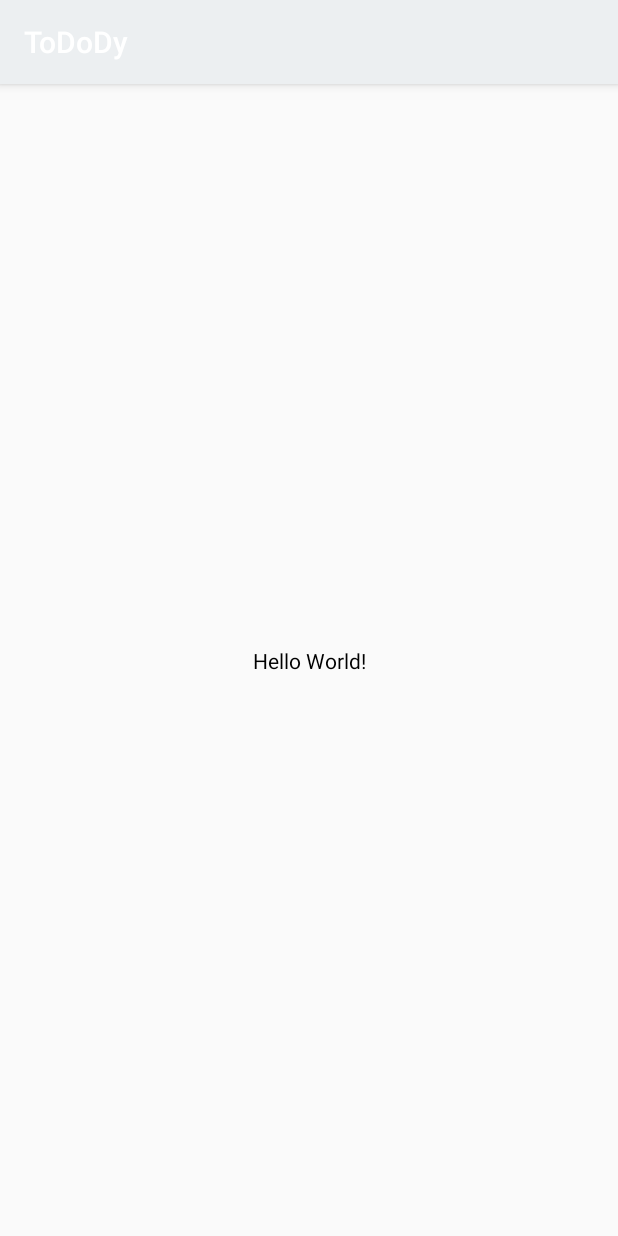
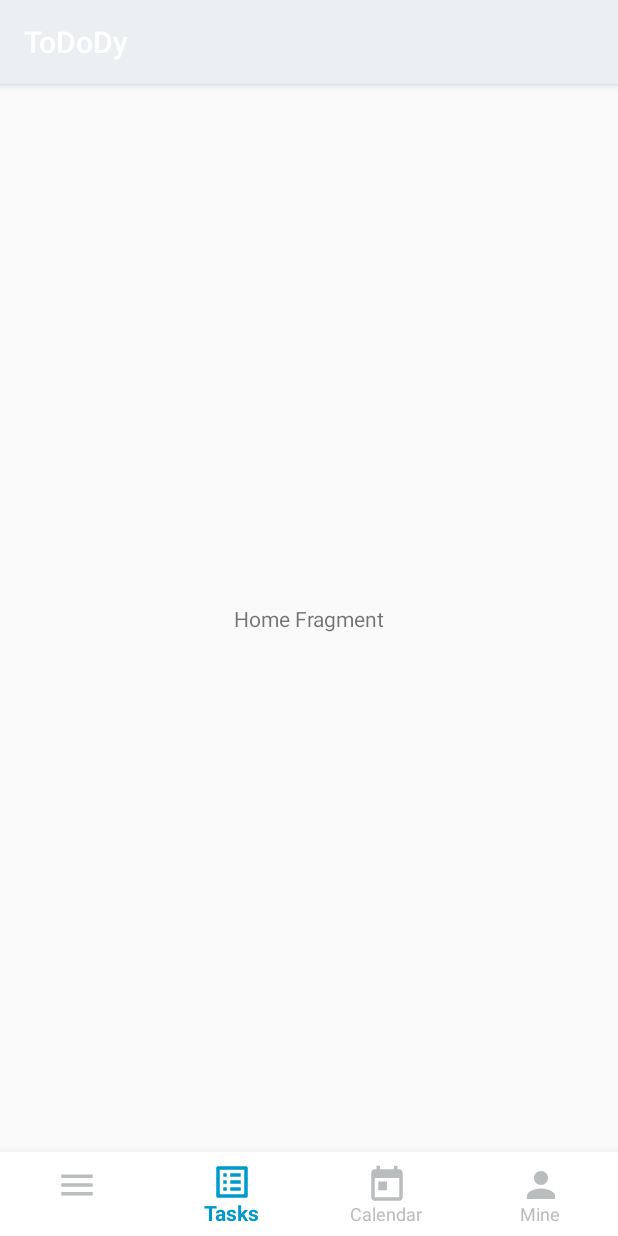
Before and after one commit to zaka7024/ToDoDy, an Android app: the screen it shows after launch (MainActivity), on a phone screen of 412 x 824 dp. Run offline under Robolectric (Android 15) with nearby library versions, the phone set to English and light mode, and no system bars; our stand-ins replace navigation-ui.

Commit message:
Add navigation bar.

```diff
--- a/app/src/main/java/com/zaka7024/todody/MainActivity.kt
+++ b/app/src/main/java/com/zaka7024/todody/MainActivity.kt
@@ -2,10 +2,28 @@ package com.zaka7024.todody
 
 import androidx.appcompat.app.AppCompatActivity
 import android.os.Bundle
+import android.view.MenuItem
+import androidx.navigation.NavController
+import androidx.navigation.findNavController
+import androidx.navigation.fragment.NavHostFragment
+import androidx.navigation.fragment.findNavController
+import androidx.navigation.ui.setupWithNavController
+import com.google.android.material.bottomnavigation.BottomNavigationView
 
-class MainActivity : AppCompatActivity() {
+class MainActivity : AppCompatActivity(){
+    private lateinit var navController: NavController
+
     override fun onCreate(savedInstanceState: Bundle?) {
         super.onCreate(savedInstanceState)
         setContentView(R.layout.activity_main)
+
+        val bottomNavigation = findViewById<BottomNavigationView>(R.id.bottom_navigation)
+        bottomNavigation.selectedItemId = R.id.taskFragment
+
+        val hostFragment = supportFragmentManager.findFragmentById(R.id.navHostFragment) as NavHostFragment
+        navController = hostFragment.findNavController()
+
+        //bottomNavigation.setOnNavigationItemSelectedListener(this)
+        bottomNavigation.setupWithNavController(navController)
     }
 }
--- /dev/null
+++ b/app/src/main/java/com/zaka7024/todody/ui/home/TaskFragment.kt
@@ -0,0 +1,16 @@
+package com.zaka7024.todody.ui.home
+
+import android.os.Bundle
+import android.view.View
+import androidx.fragment.app.Fragment
+import com.zaka7024.todody.R
+import com.zaka7024.todody.databinding.FragmentTaskBinding
+
+class TaskFragment : Fragment(R.layout.fragment_task) {
+    override fun onViewCreated(view: View, savedInstanceState: Bundle?) {
+        super.onViewCreated(view, savedInstanceState)
+
+        val binding = FragmentTaskBinding.bind(view)
+        binding.textView.text = "Home Fragment"
+    }
+}
--- /dev/null
+++ b/app/src/main/res/color/nav_item_color.xml
@@ -0,0 +1,5 @@
+<?xml version="1.0" encoding="utf-8"?>
+<selector xmlns:android="http://schemas.android.com/apk/res/android">
+    <item android:state_checked="true" android:color="@android:color/holo_blue_dark" />
+    <item android:color="@color/primaryDarkColor"  />
+</selector>
--- /dev/null
+++ b/app/src/main/res/drawable/ic_baseline_list_alt_24.xml
@@ -0,0 +1,10 @@
+<vector xmlns:android="http://schemas.android.com/apk/res/android"
+    android:width="24dp"
+    android:height="24dp"
+    android:viewportWidth="24"
+    android:viewportHeight="24"
+    android:tint="?attr/colorControlNormal">
+  <path
+      android:fillColor="@android:color/white"
+      android:pathData="M19,5v14L5,19L5,5h14m1.1,-2L3.9,3c-0.5,0 -0.9,0.4 -0.9,0.9v16.2c0,0.4 0.4,0.9 0.9,0.9h16.2c0.4,0 0.9,-0.5 0.9,-0.9L21,3.9c0,-0.5 -0.5,-0.9 -0.9,-0.9zM11,7h6v2h-6L11,7zM11,11h6v2h-6v-2zM11,15h6v2h-6zM7,7h2v2L7,9zM7,11h2v2L7,13zM7,15h2v2L7,17z"/>
+</vector>
--- /dev/null
+++ b/app/src/main/res/drawable/ic_baseline_menu_24.xml
@@ -0,0 +1,10 @@
+<vector xmlns:android="http://schemas.android.com/apk/res/android"
+    android:width="24dp"
+    android:height="24dp"
+    android:viewportWidth="24"
+    android:viewportHeight="24"
+    android:tint="?attr/colorControlNormal">
+  <path
+      android:fillColor="@android:color/white"
+      android:pathData="M3,18h18v-2L3,16v2zM3,13h18v-2L3,11v2zM3,6v2h18L21,6L3,6z"/>
+</vector>
--- /dev/null
+++ b/app/src/main/res/drawable/ic_baseline_person_24.xml
@@ -0,0 +1,10 @@
+<vector xmlns:android="http://schemas.android.com/apk/res/android"
+    android:width="24dp"
+    android:height="24dp"
+    android:viewportWidth="24"
+    android:viewportHeight="24"
+    android:tint="?attr/colorControlNormal">
+  <path
+      android:fillColor="@android:color/white"
+      android:pathData="M12,12c2.21,0 4,-1.79 4,-4s-1.79,-4 -4,-4 -4,1.79 -4,4 1.79,4 4,4zM12,14c-2.67,0 -8,1.34 -8,4v2h16v-2c0,-2.66 -5.33,-4 -8,-4z"/>
+</vector>
--- /dev/null
+++ b/app/src/main/res/drawable/ic_baseline_today_24.xml
@@ -0,0 +1,10 @@
+<vector xmlns:android="http://schemas.android.com/apk/res/android"
+    android:width="24dp"
+    android:height="24dp"
+    android:viewportWidth="24"
+    android:viewportHeight="24"
+    android:tint="?attr/colorControlNormal">
+  <path
+      android:fillColor="@android:color/white"
+      android:pathData="M19,3h-1L18,1h-2v2L8,3L8,1L6,1v2L5,3c-1.11,0 -1.99,0.9 -1.99,2L3,19c0,1.1 0.89,2 2,2h14c1.1,0 2,-0.9 2,-2L21,5c0,-1.1 -0.9,-2 -2,-2zM19,19L5,19L5,8h14v11zM7,10h5v5L7,15z"/>
+</vector>
--- a/app/src/main/res/layout/activity_main.xml
+++ b/app/src/main/res/layout/activity_main.xml
@@ -1,19 +1,30 @@
 <?xml version="1.0" encoding="utf-8"?>
-<androidx.constraintlayout.widget.ConstraintLayout xmlns:android="http://schemas.android.com/apk/res/android"
+<LinearLayout xmlns:android="http://schemas.android.com/apk/res/android"
     xmlns:app="http://schemas.android.com/apk/res-auto"
     xmlns:tools="http://schemas.android.com/tools"
     android:layout_width="match_parent"
     android:layout_height="match_parent"
+    android:orientation="vertical"
     tools:context=".MainActivity">
 
-    <TextView
-        android:layout_width="wrap_content"
+    <fragment
+        android:id="@+id/navHostFragment"
+        android:name="androidx.navigation.fragment.NavHostFragment"
+        android:layout_width="match_parent"
+        android:layout_height="match_parent"
+        android:layout_weight="0.8"
+        app:defaultNavHost="true"
+        app:navGraph="@navigation/navigation" />
+
+    <com.google.android.material.bottomnavigation.BottomNavigationView
+        android:id="@+id/bottom_navigation"
+        android:layout_width="match_parent"
         android:layout_height="wrap_content"
-        android:text="Hello World!"
-        android:textColor="@color/primaryTextColor"
-        app:layout_constraintBottom_toBottomOf="parent"
-        app:layout_constraintLeft_toLeftOf="parent"
-        app:layout_constraintRight_toRightOf="parent"
-        app:layout_constraintTop_toTopOf="parent" />
+        app:labelVisibilityMode="labeled"
+        app:itemIconSize="28dp"
+        app:itemBackground="@color/primaryLightColor"
+        app:itemIconTint="@color/nav_item_color"
+        app:itemTextColor="@color/nav_item_color"
+        app:menu="@menu/nav_menu" />
 
-</androidx.constraintlayout.widget.ConstraintLayout>
+</LinearLayout>
--- /dev/null
+++ b/app/src/main/res/layout/fragment_task.xml
@@ -0,0 +1,19 @@
+<?xml version="1.0" encoding="utf-8"?>
+<androidx.constraintlayout.widget.ConstraintLayout
+    xmlns:android="http://schemas.android.com/apk/res/android"
+    xmlns:app="http://schemas.android.com/apk/res-auto"
+    xmlns:tools="http://schemas.android.com/tools"
+    tools:context=".ui.home.TaskFragment"
+    android:layout_width="match_parent"
+    android:layout_height="match_parent">
+
+    <TextView
+        android:id="@+id/textView"
+        android:layout_width="wrap_content"
+        android:layout_height="wrap_content"
+        app:layout_constraintBottom_toBottomOf="parent"
+        app:layout_constraintEnd_toEndOf="parent"
+        app:layout_constraintStart_toStartOf="parent"
+        app:layout_constraintTop_toTopOf="parent"
+        tools:text="Home" />
+</androidx.constraintlayout.widget.ConstraintLayout>
--- /dev/null
+++ b/app/src/main/res/menu/nav_menu.xml
@@ -0,0 +1,28 @@
+<?xml version="1.0" encoding="utf-8"?>
+<menu xmlns:android="http://schemas.android.com/apk/res/android"
+    xmlns:app="http://schemas.android.com/apk/res-auto">
+    <item
+        android:id="@+id/drawer_item"
+        android:icon="@drawable/ic_baseline_menu_24"
+        android:enabled="true"
+        app:showAsAction="ifRoom"
+        android:title="" />
+    <item
+        android:id="@+id/taskFragment"
+        android:icon="@drawable/ic_baseline_list_alt_24"
+        android:enabled="true"
+        app:showAsAction="ifRoom"
+        android:title="Tasks" />
+    <item
+        android:id="@+id/calendarFragment"
+        android:icon="@drawable/ic_baseline_today_24"
+        android:enabled="true"
+        app:showAsAction="ifRoom"
+        android:title="Calendar" />
+    <item
+        android:id="@+id/mineFragment"
+        android:icon="@drawable/ic_baseline_person_24"
+        android:enabled="true"
+        app:showAsAction="ifRoom"
+        android:title="Mine" />
+</menu>
--- /dev/null
+++ b/app/src/main/res/navigation/navigation.xml
@@ -0,0 +1,23 @@
+<?xml version="1.0" encoding="utf-8"?>
+<navigation xmlns:android="http://schemas.android.com/apk/res/android"
+    xmlns:app="http://schemas.android.com/apk/res-auto"
+    xmlns:tools="http://schemas.android.com/tools"
+    android:id="@+id/navigation"
+    app:startDestination="@id/taskFragment">
+
+    <fragment
+        android:id="@+id/calendarFragment"
+        android:name="com.zaka7024.todody.ui.calendar.CalendarFragment"
+        android:label="fragment_calendar"
+        tools:layout="@layout/fragment_calendar" />
+    <fragment
+        android:id="@+id/mineFragment"
+        android:name="com.zaka7024.todody.ui.mine.MineFragment"
+        android:label="fragment_mine"
+        tools:layout="@layout/fragment_mine" />
+    <fragment
+        android:id="@+id/taskFragment"
+        android:name="com.zaka7024.todody.ui.home.TaskFragment"
+        android:label="fragment_task"
+        tools:layout="@layout/fragment_task" />
+</navigation>
```
Also changed, not shown: app/build.gradle (+32 -0 lines), app/src/main/java/com/zaka7024/todody/ui/calendar/CalendarFragment.kt (added, +15 -0 lines), app/src/main/java/com/zaka7024/todody/ui/mine/MineFragment.kt (added, +8 -0 lines), app/src/main/res/layout/fragment_calendar.xml (added, +18 -0 lines), app/src/main/res/layout/fragment_mine.xml (added, +18 -0 lines), build.gradle (+28 -3 lines).
